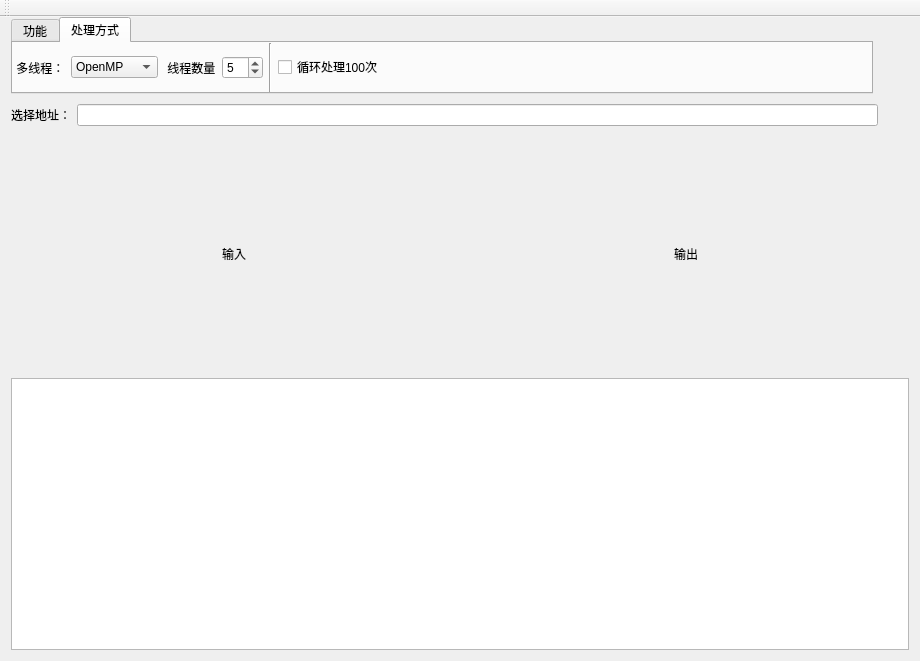
The window that mainwindow.ui (Olimiya/openCV) describes before a commit, drawn with Qt 5.
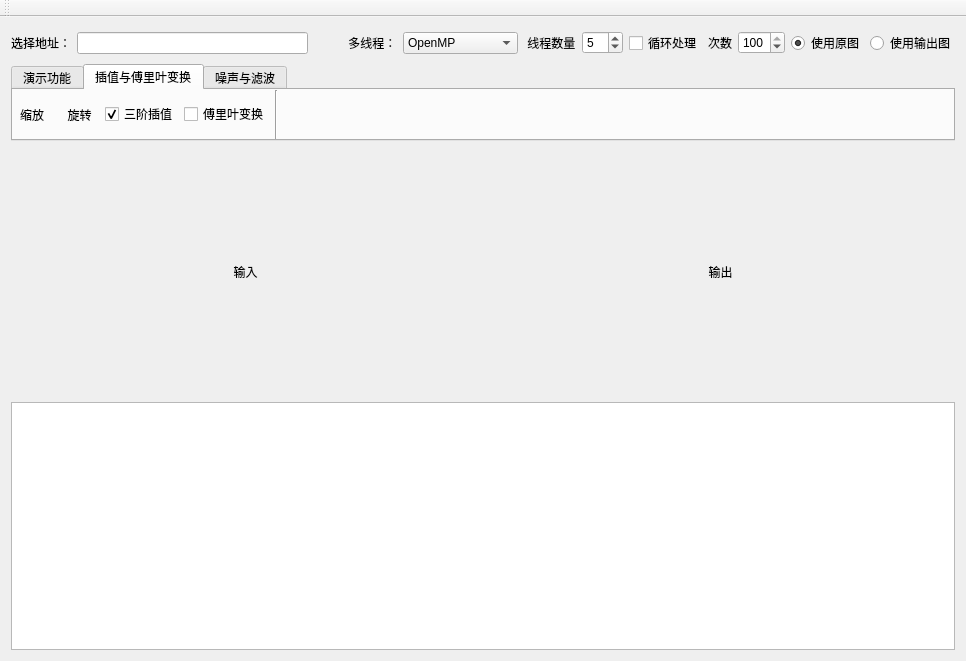
The same window after the commit. Icons and pictures are not drawn.

Commit message: 一次迭代，完成大部分滤波器功能

Patch:
```diff
--- a/mainwindow.ui
+++ b/mainwindow.ui
@@ -6,7 +6,7 @@
    <rect>
     <x>0</x>
     <y>0</y>
-    <width>920</width>
+    <width>966</width>
     <height>661</height>
    </rect>
   </property>
@@ -15,13 +15,197 @@
   </property>
   <widget class="QWidget" name="centralWidget">
    <layout class="QGridLayout" name="gridLayout_2">
-    <property name="topMargin">
-     <number>0</number>
-    </property>
     <item row="0" column="0">
+     <layout class="QHBoxLayout" name="horizontalLayout_4" stretch="1,2,1,1,1,1,2,1,0,0,0,0">
+      <property name="spacing">
+       <number>6</number>
+      </property>
+      <property name="sizeConstraint">
+       <enum>QLayout::SetDefaultConstraint</enum>
+      </property>
+      <item>
+       <widget class="QLabel" name="label_4">
+        <property name="sizePolicy">
+         <sizepolicy hsizetype="Fixed" vsizetype="Preferred">
+          <horstretch>0</horstretch>
+          <verstretch>0</verstretch>
+         </sizepolicy>
+        </property>
+        <property name="text">
+         <string>选择地址：</string>
+        </property>
+       </widget>
+      </item>
+      <item>
+       <widget class="QLineEdit" name="m_inputPathLineEdit">
+        <property name="sizePolicy">
+         <sizepolicy hsizetype="Preferred" vsizetype="Fixed">
+          <horstretch>0</horstretch>
+          <verstretch>0</verstretch>
+         </sizepolicy>
+        </property>
+       </widget>
+      </item>
+      <item>
+       <widget class="QPushButton" name="m_filepathButton">
+        <property name="minimumSize">
+         <size>
+          <width>25</width>
+          <height>30</height>
+         </size>
+        </property>
+        <property name="maximumSize">
+         <size>
+          <width>25</width>
+          <height>30</height>
+         </size>
+        </property>
+        <property name="text">
+         <string/>
+        </property>
+        <property name="icon">
+         <iconset resource="opencv.qrc">
+          <normaloff>:/Icon/search.png</normaloff>:/Icon/search.png</iconset>
+        </property>
+        <property name="iconSize">
+         <size>
+          <width>25</width>
+          <height>30</height>
+         </size>
+        </property>
+        <property name="flat">
+         <bool>true</bool>
+        </property>
+       </widget>
+      </item>
+      <item>
+       <widget class="QLabel" name="label">
+        <property name="sizePolicy">
+         <sizepolicy hsizetype="Fixed" vsizetype="Fixed">
+          <horstretch>0</horstretch>
+          <verstretch>0</verstretch>
+         </sizepolicy>
+        </property>
+        <property name="text">
+         <string> 多线程：</string>
+        </property>
+       </widget>
+      </item>
+      <item>
+       <widget class="QComboBox" name="m_threadModeComboBox">
+        <item>
+         <property name="text">
+          <string>OpenMP</string>
+         </property>
+        </item>
+        <item>
+         <property name="text">
+          <string>QtThread</string>
+         </property>
+        </item>
+        <item>
+         <property name="text">
+          <string>CUDA</string>
+         </property>
+        </item>
+        <item>
+         <property name="text">
+          <string>单线程</string>
+         </property>
+        </item>
+       </widget>
+      </item>
+      <item>
+       <widget class="QLabel" name="label_2">
+        <property name="sizePolicy">
+         <sizepolicy hsizetype="Fixed" vsizetype="Fixed">
+          <horstretch>0</horstretch>
+          <verstretch>0</verstretch>
+         </sizepolicy>
+        </property>
+        <property name="text">
+         <string> 线程数量</string>
+        </property>
+       </widget>
+      </item>
+      <item>
+       <widget class="QSpinBox" name="m_threadNumberSpinBox">
+        <property name="sizePolicy">
+         <sizepolicy hsizetype="Fixed" vsizetype="Fixed">
+          <horstretch>0</horstretch>
+          <verstretch>0</verstretch>
+         </sizepolicy>
+        </property>
+        <property name="maximum">
+         <number>15</number>
+        </property>
+        <property name="value">
+         <number>5</number>
+        </property>
+       </widget>
+      </item>
+      <item>
+       <widget class="QCheckBox" name="m_isLoopCheckBox">
+        <property name="sizePolicy">
+         <sizepolicy hsizetype="Fixed" vsizetype="Fixed">
+          <horstretch>0</horstretch>
+          <verstretch>0</verstretch>
+         </sizepolicy>
+        </property>
+        <property name="text">
+         <string>循环处理</string>
+        </property>
+       </widget>
+      </item>
+      <item>
+       <widget class="QLabel" name="label_3">
+        <property name="sizePolicy">
+         <sizepolicy hsizetype="Fixed" vsizetype="Preferred">
+          <horstretch>0</horstretch>
+          <verstretch>0</verstretch>
+         </sizepolicy>
+        </property>
+        <property name="text">
+         <string>次数</string>
+        </property>
+       </widget>
+      </item>
+      <item>
+       <widget class="QSpinBox" name="m_loopNumberSpinBox">
+        <property name="minimum">
+         <number>1</number>
+        </property>
+        <property name="maximum">
+         <number>100</number>
+        </property>
+        <property name="value">
+         <number>100</number>
+        </property>
+       </widget>
+      </item>
+      <item>
+       <widget class="QRadioButton" name="m_initPlotRadioButton">
+        <property name="text">
+         <string>使用原图</string>
+        </property>
+        <property name="checked">
+         <bool>true</bool>
+        </property>
+       </widget>
+      </item>
+      <item>
+       <widget class="QRadioButton" name="m_outputPlotRadioButton">
+        <property name="text">
+         <string>使用输出图</string>
+        </property>
+       </widget>
+      </item>
+     </layout>
+    </item>
+    <item row="1" column="0">
      <widget class="QTabWidget" name="m_tabwidget">
       <property name="sizePolicy">
-       <sizepolicy hsizetype="Fixed" vsizetype="Fixed">
+       <sizepolicy hsizetype="Expanding" vsizetype="Fixed">
         <horstretch>0</horstretch>
         <verstretch>0</verstretch>
        </sizepolicy>
@@ -31,7 +215,7 @@
       </property>
       <widget class="QWidget" name="m_funtionTab">
        <attribute name="title">
-        <string>功能</string>
+        <string>演示功能</string>
        </attribute>
        <layout class="QHBoxLayout" name="horizontalLayout">
         <item>
@@ -81,35 +265,44 @@
          </widget>
         </item>
         <item>
-         <widget class="Line" name="line">
+         <widget class="Line" name="line_2">
           <property name="orientation">
            <enum>Qt::Vertical</enum>
           </property>
          </widget>
         </item>
         <item>
-         <widget class="QToolButton" name="m_rotatePtn">
-          <property name="text">
-           <string> 旋转</string>
+         <spacer name="horizontalSpacer_2">
+          <property name="orientation">
+           <enum>Qt::Horizontal</enum>
           </property>
-          <property name="icon">
-           <iconset resource="opencv.qrc">
-            <normaloff>:/Icon/rotate.png</normaloff>:/Icon/rotate.png</iconset>
-          </property>
-          <property name="iconSize">
+          <property name="sizeHint" stdset="0">
            <size>
-            <width>30</width>
-            <height>30</height>
+            <width>40</width>
+            <height>20</height>
            </size>
           </property>
-          <property name="toolButtonStyle">
-           <enum>Qt::ToolButtonTextUnderIcon</enum>
-          </property>
-          <property name="autoRaise">
-           <bool>true</bool>
-          </property>
-         </widget>
+         </spacer>
         </item>
+       </layout>
+      </widget>
+      <widget class="QWidget" name="tab_2">
+       <attribute name="title">
+        <string>插值与傅里叶变换</string>
+       </attribute>
+       <layout class="QHBoxLayout" name="horizontalLayout_2" stretch="0,0,0,0,0,0">
+        <property name="leftMargin">
+         <number>0</number>
+        </property>
+        <property name="topMargin">
+         <number>0</number>
+        </property>
+        <property name="rightMargin">
+         <number>0</number>
+        </property>
+        <property name="bottomMargin">
+         <number>0</number>
+        </property>
         <item>
          <widget class="QToolButton" name="m_scalePtn">
           <property name="text">
@@ -133,6 +326,29 @@
           </property>
          </widget>
         </item>
+        <item>
+         <widget class="QToolButton" name="m_rotatePtn">
+          <property name="text">
+           <string> 旋转</string>
+          </property>
+          <property name="icon">
+           <iconset resource="opencv.qrc">
+            <normaloff>:/Icon/rotate.png</normaloff>:/Icon/rotate.png</iconset>
+          </property>
+          <property name="iconSize">
+           <size>
+            <width>30</width>
+            <height>30</height>
+           </size>
+          </property>
+          <property name="toolButtonStyle">
+           <enum>Qt::ToolButtonTextUnderIcon</enum>
+          </property>
+          <property name="autoRaise">
+           <bool>true</bool>
+          </property>
+         </widget>
+        </item>
         <item>
          <widget class="QCheckBox" name="m_triangleCheckBox">
           <property name="text">
@@ -159,12 +375,32 @@
          </widget>
         </item>
         <item>
-         <widget class="Line" name="line_2">
+         <widget class="Line" name="line_4">
           <property name="orientation">
            <enum>Qt::Vertical</enum>
           </property>
          </widget>
         </item>
+        <item>
+         <spacer name="horizontalSpacer_3">
+          <property name="orientation">
+           <enum>Qt::Horizontal</enum>
+          </property>
+          <property name="sizeHint" stdset="0">
+           <size>
+            <width>40</width>
+            <height>20</height>
+           </size>
+          </property>
+         </spacer>
+        </item>
+       </layout>
+      </widget>
+      <widget class="QWidget" name="tab">
+       <attribute name="title">
+        <string>噪声与滤波</string>
+       </attribute>
+       <layout class="QHBoxLayout" name="horizontalLayout_5">
         <item>
          <widget class="QToolButton" name="m_gaussianNoisePtn">
           <property name="text">
@@ -288,101 +524,14 @@
          </widget>
         </item>
         <item>
-         <spacer name="horizontalSpacer_2">
-          <property name="orientation">
-           <enum>Qt::Horizontal</enum>
-          </property>
-          <property name="sizeHint" stdset="0">
-           <size>
-            <width>40</width>
-            <height>20</height>
-           </size>
-          </property>
-         </spacer>
-        </item>
-       </layout>
-      </widget>
-      <widget class="QWidget" name="tab_2">
-       <attribute name="title">
-        <string>处理方式</string>
-       </attribute>
-       <layout class="QHBoxLayout" name="horizontalLayout_2" stretch="0,0,0,0,0,0,0">
-        <property name="leftMargin">
-         <number>0</number>
-        </property>
-        <property name="topMargin">
-         <number>0</number>
-        </property>
-        <property name="rightMargin">
-         <number>0</number>
-        </property>
-        <property name="bottomMargin">
-         <number>0</number>
-        </property>
-        <item>
-         <widget class="QLabel" name="label">
-          <property name="text">
-           <string> 多线程：</string>
-          </property>
-         </widget>
-        </item>
-        <item>
-         <widget class="QComboBox" name="m_threadModeComboBox">
-          <item>
-           <property name="text">
-            <string>OpenMP</string>
-           </property>
-          </item>
-          <item>
-           <property name="text">
-            <string>QtThread</string>
-           </property>
-          </item>
-          <item>
-           <property name="text">
-            <string>Win多线程</string>
-           </property>
-          </item>
-          <item>
-           <property name="text">
-            <string>CUDA</string>
-           </property>
-          </item>
-         </widget>
-        </item>
-        <item>
-         <widget class="QLabel" name="label_2">
-          <property name="text">
-           <string> 线程数量</string>
-          </property>
-         </widget>
-        </item>
-        <item>
-         <widget class="QSpinBox" name="m_threadNumberSpinBox">
-          <property name="maximum">
-           <number>15</number>
-          </property>
-          <property name="value">
-           <number>5</number>
-          </property>
-         </widget>
-        </item>
-        <item>
-         <widget class="Line" name="line_4">
+         <widget class="Line" name="line">
           <property name="orientation">
            <enum>Qt::Vertical</enum>
           </property>
          </widget>
         </item>
         <item>
-         <widget class="QCheckBox" name="m_isLoopCheckBox">
-          <property name="text">
-           <string>循环处理100次</string>
-          </property>
-         </widget>
-        </item>
-        <item>
-         <spacer name="horizontalSpacer">
+         <spacer name="horizontalSpacer_4">
           <property name="orientation">
            <enum>Qt::Horizontal</enum>
           </property>
@@ -398,9 +547,9 @@
       </widget>
      </widget>
     </item>
-    <item row="1" column="0">
-     <layout class="QGridLayout" name="gridLayout" rowstretch="1,5" columnstretch="1,1">
-      <item row="1" column="0">
+    <item row="2" column="0">
+     <layout class="QGridLayout" name="gridLayout" rowstretch="1" columnstretch="1,1">
+      <item row="0" column="0">
        <widget class="QLabel" name="m_initPicture">
         <property name="text">
          <string>输入</string>
@@ -413,7 +562,7 @@
         </property>
        </widget>
       </item>
-      <item row="1" column="1">
+      <item row="0" column="1">
        <widget class="QLabel" name="m_processedPicture">
         <property name="text">
          <string>输出</string>
@@ -426,55 +575,9 @@
         </property>
        </widget>
       </item>
-      <item row="0" column="0" colspan="2">
-       <layout class="QHBoxLayout" name="horizontalLayout_3">
-        <item>
-         <widget class="QLabel" name="label_4">
-          <property name="text">
-           <string>选择地址：</string>
-          </property>
-         </widget>
-        </item>
-        <item>
-         <widget class="QLineEdit" name="m_inputPathLineEdit"/>
-        </item>
-        <item>
-         <widget class="QPushButton" name="m_filepathButton">
-          <property name="minimumSize">
-           <size>
-            <width>25</width>
-            <height>30</height>
-           </size>
-          </property>
-          <property name="maximumSize">
-           <size>
-            <width>25</width>
-            <height>30</height>
-           </size>
-          </property>
-          <property name="text">
-           <string/>
-          </property>
-          <property name="icon">
-           <iconset resource="opencv.qrc">
-            <normaloff>:/Icon/search.png</normaloff>:/Icon/search.png</iconset>
-          </property>
-          <property name="iconSize">
-           <size>
-            <width>25</width>
-            <height>30</height>
-           </size>
-          </property>
-          <property name="flat">
-           <bool>true</bool>
-          </property>
-         </widget>
-        </item>
-       </layout>
-      </item>
      </layout>
     </item>
-    <item row="2" column="0">
+    <item row="3" column="0">
      <widget class="QTextBrowser" name="m_outputTextBrowser"/>
     </item>
    </layout>
@@ -484,7 +587,7 @@
     <rect>
      <x>0</x>
      <y>0</y>
-     <width>920</width>
+     <width>966</width>
      <height>25</height>
     </rect>
    </property>
```
The commit also changes 13 other files.
